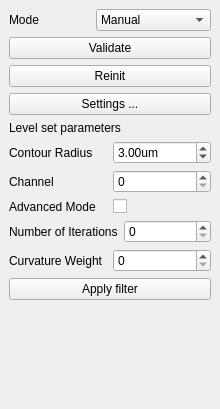
First picture: the form in Code/GUI/lib/Resources/ManualSegmentationDockWidget.ui, repository gofigure2/GoFigure2, before the edit.
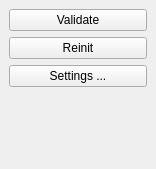
Second picture: the form after the edit.

Commit message: MERGE: back to trunk with containers and segmentation

Diff of the .ui file:
```diff
--- a/Code/GUI/lib/Resources/ManualSegmentationDockWidget.ui
+++ b/Code/GUI/lib/Resources/ManualSegmentationDockWidget.ui
@@ -6,16 +6,10 @@
    <rect>
     <x>0</x>
     <y>0</y>
-    <width>220</width>
-    <height>409</height>
+    <width>156</width>
+    <height>169</height>
    </rect>
   </property>
-  <property name="minimumSize">
-   <size>
-    <width>220</width>
-    <height>409</height>
-   </size>
-  </property>
   <property name="allowedAreas">
    <set>Qt::LeftDockWidgetArea|Qt::RightDockWidgetArea</set>
   </property>
@@ -23,33 +17,8 @@
    <string>Manual Segmentation</string>
   </property>
   <widget class="QWidget" name="dockWidgetContents">
-   <layout class="QGridLayout" name="gridLayout_7">
+   <layout class="QGridLayout" name="gridLayout">
     <item row="0" column="0">
-     <layout class="QGridLayout" name="gridLayout_6">
-      <item row="0" column="0">
-       <widget class="QLabel" name="label">
-        <property name="text">
-         <string>Mode</string>
-        </property>
-       </widget>
-      </item>
-      <item row="0" column="1">
-       <widget class="QComboBox" name="contourMode">
-        <item>
-         <property name="text">
-          <string>Manual</string>
-         </property>
-        </item>
-        <item>
-         <property name="text">
-          <string>Semi Automatic</string>
-         </property>
-        </item>
-       </widget>
-      </item>
-     </layout>
-    </item>
-    <item row="1" column="0">
      <widget class="QPushButton" name="ValidateBtn">
       <property name="enabled">
        <bool>true</bool>
@@ -68,7 +37,7 @@
       </property>
      </widget>
     </item>
-    <item row="2" column="0">
+    <item row="1" column="0">
      <widget class="QPushButton" name="ReinitializeBtn">
       <property name="enabled">
        <bool>true</bool>
@@ -87,7 +56,7 @@
       </property>
      </widget>
     </item>
-    <item row="3" column="0">
+    <item row="2" column="0">
      <widget class="QPushButton" name="SettingsBtn">
       <property name="enabled">
        <bool>true</bool>
@@ -100,119 +69,7 @@
       </property>
      </widget>
     </item>
-    <item row="4" column="0">
-     <widget class="QLabel" name="LevelsetParametersLabel">
-      <property name="text">
-       <string>Level set parameters</string>
-      </property>
-     </widget>
-    </item>
-    <item row="5" column="0">
-     <layout class="QGridLayout" name="gridLayout">
-      <item row="0" column="0">
-       <widget class="QLabel" name="radiusLabel">
-        <property name="text">
-         <string>Contour Radius</string>
-        </property>
-       </widget>
-      </item>
-      <item row="0" column="1">
-       <widget class="QDoubleSpinBox" name="radius">
-        <property name="suffix">
-         <string>um</string>
-        </property>
-        <property name="minimum">
-         <double>0.100000000000000</double>
-        </property>
-        <property name="maximum">
-         <double>6.000000000000000</double>
-        </property>
-        <property name="singleStep">
-         <double>0.100000000000000</double>
-        </property>
-        <property name="value">
-         <double>3.000000000000000</double>
-        </property>
-       </widget>
-      </item>
-     </layout>
-    </item>
-    <item row="7" column="0">
-     <layout class="QGridLayout" name="gridLayout_2">
-      <item row="0" column="0">
-       <widget class="QLabel" name="advanceModeLabel">
-        <property name="text">
-         <string>Advanced Mode</string>
-        </property>
-       </widget>
-      </item>
-      <item row="0" column="1">
-       <widget class="QCheckBox" name="advanceMode">
-        <property name="text">
-         <string/>
-        </property>
-       </widget>
-      </item>
-     </layout>
-    </item>
-    <item row="9" column="0">
-     <layout class="QGridLayout" name="gridLayout_4">
-      <item row="0" column="0">
-       <widget class="QLabel" name="numberOfIterationsLabel">
-        <property name="text">
-         <string>Number of Iterations</string>
-        </property>
-       </widget>
-      </item>
-      <item row="0" column="1">
-       <widget class="QSpinBox" name="numberOfIterations">
-        <property name="maximum">
-         <number>9999</number>
-        </property>
-       </widget>
-      </item>
-     </layout>
-    </item>
-    <item row="10" column="0">
-     <layout class="QGridLayout" name="gridLayout_5">
-      <item row="0" column="0">
-       <widget class="QLabel" name="curvatureWeightLabel">
-        <property name="text">
-         <string>Curvature Weight</string>
-        </property>
-       </widget>
-      </item>
-      <item row="0" column="1">
-       <widget class="QSpinBox" name="curvatureWeight">
-        <property name="maximum">
-         <number>9999</number>
-        </property>
-       </widget>
-      </item>
-     </layout>
-    </item>
-    <item row="11" column="0">
-     <widget class="QPushButton" name="applyFilterBtn">
-      <property name="text">
-       <string>Apply filter</string>
-      </property>
-     </widget>
-    </item>
-    <item row="6" column="0">
-     <layout class="QGridLayout" name="gridLayout_3">
-      <item row="0" column="0">
-       <widget class="QLabel" name="channelLabel">
-        <property name="text">
-         <string>Channel</string>
-        </property>
-       </widget>
-      </item>
-      <item row="0" column="1">
-       <widget class="QSpinBox" name="channel"/>
-      </item>
-     </layout>
-    </item>
-    <item row="12" column="0">
+    <item row="3" column="0">
      <spacer name="verticalSpacer">
       <property name="orientation">
        <enum>Qt::Vertical</enum>
@@ -220,7 +77,7 @@
       <property name="sizeHint" stdset="0">
        <size>
         <width>20</width>
-        <height>40</height>
+        <height>5</height>
        </size>
       </property>
      </spacer>
```
Left out of the diff: 9 changed lines with no effect on the pictures. The commit also changes 191 other files.
